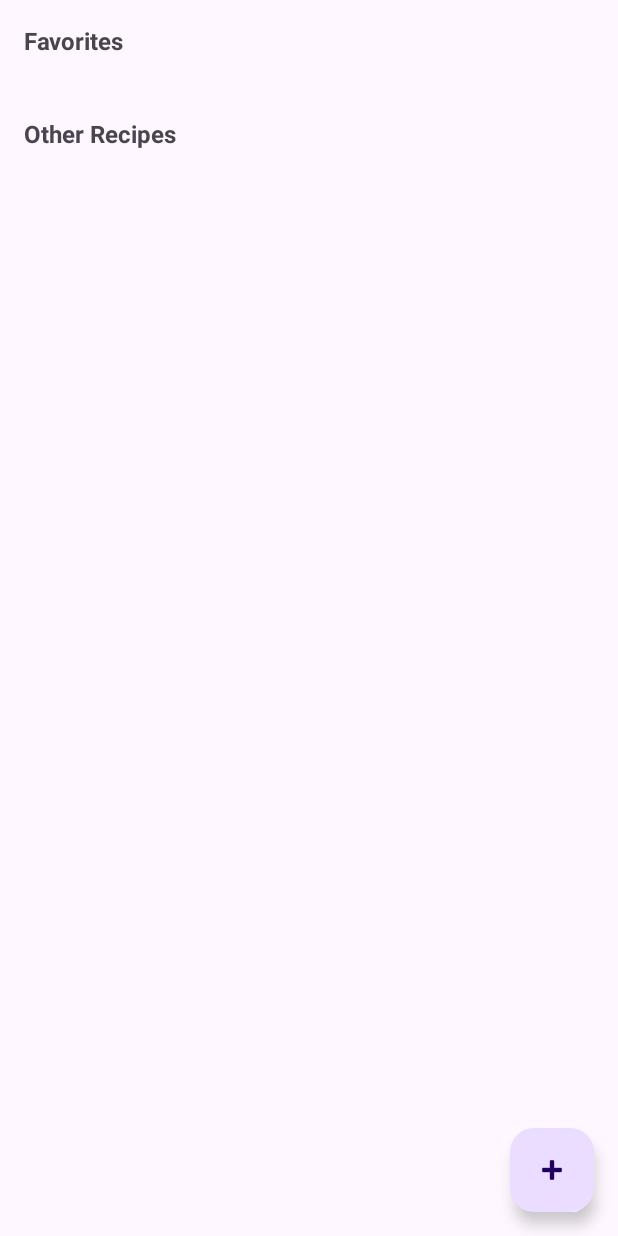
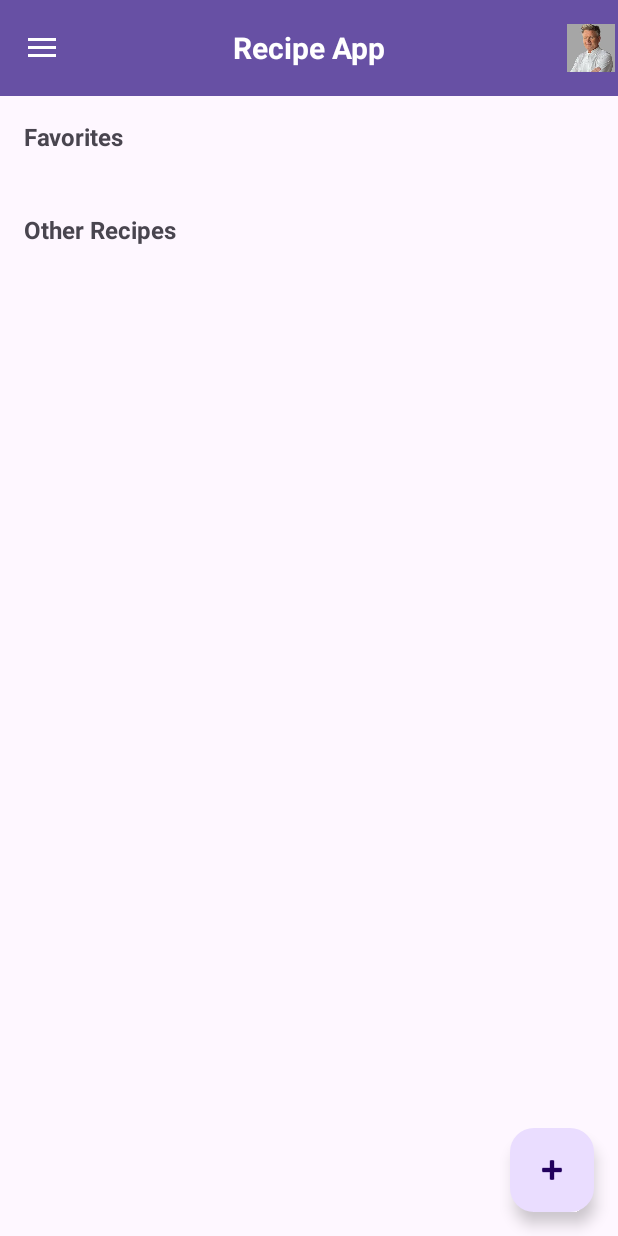
Before and after one commit to VuThanh2/RecipeApp, an Android app: the RecipeListFragment screen opened directly, with no data from a screen before it, on a phone screen of 412 x 824 dp. Run offline under Robolectric (Android 15) with nearby library versions, the phone set to English and light mode, and no system bars.

Commit message:
Add Toobal (Home, Logout), Title (go to main activity on click), Profile Icon (link to user profile)

```diff
--- a/app/src/main/java/RecipeManager/Recipe.java
+++ b/app/src/main/java/RecipeManager/Recipe.java
@@ -29,7 +29,7 @@
     public String getInstructions() { return instructions; }
     public void setInstructions(String instructions) { this.instructions = instructions; }
     public int getImage() { return imageResId; }
-    public void setImageResId(int imageResId) { this.imageResId = imageResId; }
+    public void setImage(int imageResId) { this.imageResId = imageResId; }
     public boolean isPinned() { return pinned; }
     public void setPinned(boolean pinned) { this.pinned = pinned; }
     public int getGlobalIndex() { return globalIndex; }
--- a/app/src/main/java/RecipeManager/RecipeListFragment.java
+++ b/app/src/main/java/RecipeManager/RecipeListFragment.java
@@ -21,8 +21,8 @@
 public class RecipeListFragment extends Fragment {
     private RecyclerView rvPinned, rvUnpinned;
     private RecipeAdapter adapterPinned, adapterUnpinned;
-    private List<Recipe> pinnedList = new ArrayList<>();
-    private List<Recipe> unpinnedList = new ArrayList<>();
+    private final List<Recipe> pinnedList = new ArrayList<>();
+    private final List<Recipe> unpinnedList = new ArrayList<>();
     private FloatingActionButton fab;
     private OnRecipeSelectedListener listener;
 
--- a/app/src/main/java/RecipeManager/RecipeManagerActivity.java
+++ b/app/src/main/java/RecipeManager/RecipeManagerActivity.java
@@ -1,16 +1,74 @@
 package RecipeManager;
 
+import android.content.Intent;
 import android.os.Bundle;
-
+import android.widget.ImageView;
+import android.widget.TextView;
+import android.widget.Toast;
+import androidx.appcompat.app.ActionBarDrawerToggle;
 import androidx.appcompat.app.AppCompatActivity;
-
+import androidx.appcompat.widget.Toolbar;
+import androidx.drawerlayout.widget.DrawerLayout;
 import com.example.recipeapp.R;
+import com.google.android.material.navigation.NavigationView;
+import java.util.Objects;
+import Login.LoginActivity;
+import Login.UserProfileActivity;
 
 public class RecipeManagerActivity extends AppCompatActivity implements RecipeListFragment.OnRecipeSelectedListener {
+    private DrawerLayout drawerLayout;
+    private NavigationView navigationView;
+    private Toolbar toolbar;
+    private TextView toolbarTitle;
+    private ImageView profileIcon;
+    private String currentUsername;
+
     @Override
     protected void onCreate(Bundle savedInstanceState) {
         super.onCreate(savedInstanceState);
         setContentView(R.layout.activity_recipe_manager);
+
+        currentUsername = getIntent().getStringExtra("username");
+
+        toolbar = findViewById(R.id.toolbar);
+        setSupportActionBar(toolbar);
+        Objects.requireNonNull(getSupportActionBar()).setDisplayShowTitleEnabled(false);
+
+        toolbarTitle = findViewById(R.id.tvToolbarTitle);
+        profileIcon = findViewById(R.id.ivProfileIcon);
+
+        toolbarTitle.setOnClickListener(v -> {
+            PassDataToActivity(RecipeManagerActivity.class, 2);
+        });
+
+        profileIcon.setOnClickListener(v -> {
+            PassDataToActivity(UserProfileActivity.class, 1);
+        });
+
+        drawerLayout = findViewById(R.id.drawer_layout);
+        navigationView = findViewById(R.id.navigation_view);
+
+        ActionBarDrawerToggle toggle = new ActionBarDrawerToggle(
+                this, drawerLayout, toolbar,
+                R.string.navigation_drawer_open,
+                R.string.navigation_drawer_close);
+        drawerLayout.addDrawerListener(toggle);
+        toggle.syncState();
+        toggle.getDrawerArrowDrawable().setColor(getResources().getColor(android.R.color.white));
+
+        navigationView.setNavigationItemSelectedListener(item -> {
+            int id = item.getItemId();
+
+            if (id == R.id.nav_home) {
+                PassDataToActivity(RecipeManagerActivity.class, 1);
+            } else if (id == R.id.nav_logout) {
+                Toast.makeText(this, "Logged out", Toast.LENGTH_SHORT).show();
+                PassDataToActivity(LoginActivity.class, 4);
+            }
+
+            drawerLayout.closeDrawers();
+            return true;
+        });
 
         if (savedInstanceState == null) {
             getSupportFragmentManager().beginTransaction()
@@ -27,4 +85,28 @@
                 .addToBackStack(null)
                 .commit();
     }
+
+    private void PassDataToActivity(Class<?> destinationActivity, int flagType) {
+        Intent intent = new Intent(this, destinationActivity);
+        intent.putExtra("username", currentUsername);
+        switch (flagType) {
+            case 1:
+                break;
+            case 2:
+                intent.addFlags(Intent.FLAG_ACTIVITY_CLEAR_TOP);
+                break;
+            case 3:
+                intent.addFlags(Intent.FLAG_ACTIVITY_NEW_TASK);
+                break;
+            case 4:
+                intent.setFlags(Intent.FLAG_ACTIVITY_CLEAR_TOP | Intent.FLAG_ACTIVITY_NEW_TASK);
+                break;
+        }
+        startActivity(intent);
+
+        if (flagType == 2 || flagType == 4) {
+            finish();
+        }
+    }
+
 }
--- /dev/null
+++ b/app/src/main/res/drawable/ic_home.xml
@@ -0,0 +1,9 @@
+<vector xmlns:android="http://schemas.android.com/apk/res/android"
+    android:width="24dp"
+    android:height="24dp"
+    android:viewportWidth="24"
+    android:viewportHeight="24">
+    <path
+        android:fillColor="#FFFFFF"
+        android:pathData="M10,20v-6h4v6h5v-8h3L12,3 2,12h3v8z" />
+</vector>
--- /dev/null
+++ b/app/src/main/res/drawable/ic_logout.xml
@@ -0,0 +1,9 @@
+<vector xmlns:android="http://schemas.android.com/apk/res/android"
+    android:width="24dp"
+    android:height="24dp"
+    android:viewportWidth="24"
+    android:viewportHeight="24">
+    <path
+        android:fillColor="#FFFFFF"
+        android:pathData="M16,13v-2H7V8l-5,4 5,4v-3h9zm3-10H5c-1.1,0-2,0.9-2,2v4h2V5h14v14H5v-4H3v4c0,1.1,0.9,2,2,2h14c1.1,0,2-0.9,2-2V5c0-1.1-0.9-2-2-2z" />
+</vector>
--- a/app/src/main/res/layout/activity_recipe_manager.xml
+++ b/app/src/main/res/layout/activity_recipe_manager.xml
@@ -1,4 +1,57 @@
-<FrameLayout xmlns:android="http://schemas.android.com/apk/res/android"
-    android:id="@+id/fragment_container"
+<?xml version="1.0" encoding="utf-8"?>
+<androidx.drawerlayout.widget.DrawerLayout xmlns:android="http://schemas.android.com/apk/res/android"
+    xmlns:app="http://schemas.android.com/apk/res-auto"
+    android:id="@+id/drawer_layout"
     android:layout_width="match_parent"
-    android:layout_height="match_parent"/>
+    android:layout_height="match_parent">
+
+    <LinearLayout
+        android:orientation="vertical"
+        android:layout_width="match_parent"
+        android:layout_height="match_parent">
+
+        <androidx.appcompat.widget.Toolbar
+            android:id="@+id/toolbar"
+            android:layout_width="match_parent"
+            android:layout_height="?attr/actionBarSize"
+            android:background="?attr/colorPrimary"
+            android:paddingHorizontal="8dp"
+            app:titleTextColor="@android:color/white"
+            app:popupTheme="@style/ThemeOverlay.AppCompat.Light">
+
+            <TextView
+                android:id="@+id/tvToolbarTitle"
+                android:layout_width="wrap_content"
+                android:layout_height="match_parent"
+                android:layout_gravity="center"
+                android:gravity="center"
+                android:text="Recipe App"
+                android:textColor="@android:color/white"
+                android:textStyle="bold"
+                android:textSize="20sp"
+                android:clickable="true"
+                android:focusable="true"/>
+
+            <ImageView
+                android:id="@+id/ivProfileIcon"
+                android:layout_width="36dp"
+                android:layout_height="36dp"
+                android:layout_gravity="end|center_vertical"
+                android:src="@drawable/default_avatar"
+                android:scaleType="centerCrop"
+                android:padding="2dp"/>
+        </androidx.appcompat.widget.Toolbar>
+
+        <FrameLayout
+            android:id="@+id/fragment_container"
+            android:layout_width="match_parent"
+            android:layout_height="match_parent" />
+    </LinearLayout>
+
+    <com.google.android.material.navigation.NavigationView
+        android:id="@+id/navigation_view"
+        android:layout_width="250dp"
+        android:layout_height="match_parent"
+        android:layout_gravity="start"
+        app:menu="@menu/drawer_menu" />
+</androidx.drawerlayout.widget.DrawerLayout>
--- a/app/src/main/res/layout/item_recipe.xml
+++ b/app/src/main/res/layout/item_recipe.xml
@@ -12,7 +12,6 @@
         android:layout_height="wrap_content"
         android:orientation="vertical">
 
-        <!-- Recipe image -->
         <ImageView
             android:id="@+id/ivRecipeImage"
             android:layout_width="match_parent"
@@ -22,7 +21,6 @@
             android:src="@drawable/default_background"
             android:contentDescription="Recipe image"/>
 
-        <!-- Text content -->
         <LinearLayout
             android:layout_width="match_parent"
             android:layout_height="wrap_content"
--- /dev/null
+++ b/app/src/main/res/menu/drawer_menu.xml
@@ -0,0 +1,14 @@
+<?xml version="1.0" encoding="utf-8"?>
+<menu xmlns:android="http://schemas.android.com/apk/res/android">
+    <group android:checkableBehavior="single">
+        <item
+            android:id="@+id/nav_home"
+            android:title="Home"
+            android:icon="@drawable/ic_home" />
+
+        <item
+            android:id="@+id/nav_logout"
+            android:title="Logout"
+            android:icon="@drawable/ic_logout" />
+    </group>
+</menu>
--- /dev/null
+++ b/app/src/main/res/menu/topbar_menu.xml
@@ -0,0 +1,10 @@
+<?xml version="1.0" encoding="utf-8"?>
+<menu xmlns:android="http://schemas.android.com/apk/res/android"
+    xmlns:app="http://schemas.android.com/apk/res-auto">
+
+    <item
+        android:id="@+id/icon_profile"
+        android:icon="@drawable/default_avatar"
+        android:title="Profile"
+        app:showAsAction="always" />
+</menu>
--- a/app/src/main/res/values/strings.xml
+++ b/app/src/main/res/values/strings.xml
@@ -1,3 +1,5 @@
 <resources>
     <string name="app_name">RecipeApp</string>
+    <string name="navigation_drawer_open">Open navigation drawer</string>
+    <string name="navigation_drawer_close">Close navigation drawer</string>
 </resources>
```
